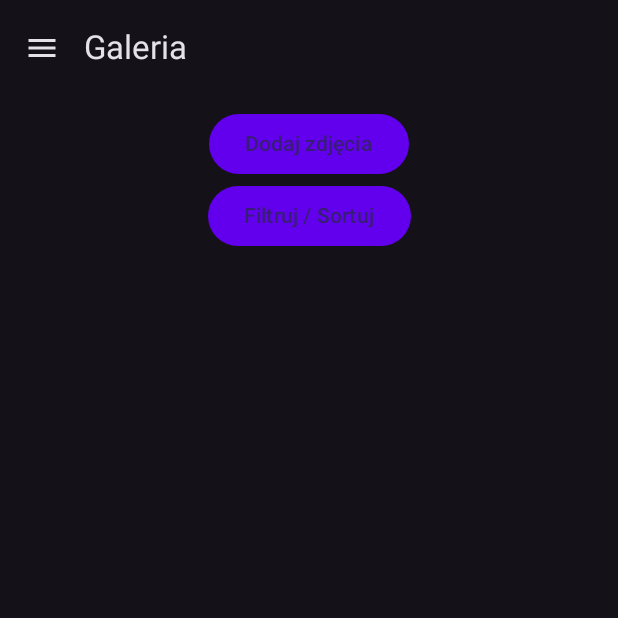
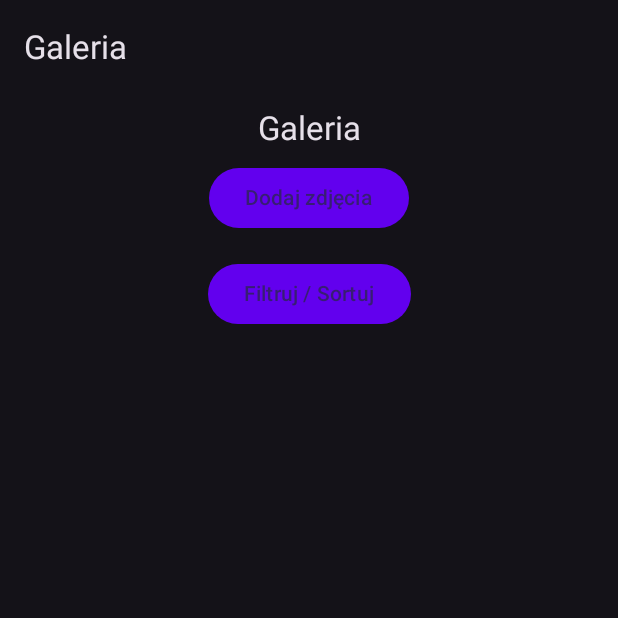
Before and after one commit to takiktoS03/PP-Multimedia, an Android app built with Jetpack Compose: the GalleryScreen screen opened through its navigation route, on a phone screen of 412 x 824 dp, the top half of it. Run offline under Robolectric (Android 15) with nearby library versions, the phone set to English and light mode, and no system bars; our stand-ins replace Dagger/Hilt's generated code, Firebase (no records; nobody signed in at launch, a user with empty details on screens opened directly), livedata-compose; pictures from the network do not load; 2 statements that could not run were skipped.

Commit message:
naprawa przyciskkow edytuj i usun zdjęcie

```diff
--- a/Aplikacja mobilna/app/src/main/java/com/example/multimedia/ui/gallery/GalleryScreen.kt
+++ b/Aplikacja mobilna/app/src/main/java/com/example/multimedia/ui/gallery/GalleryScreen.kt
@@ -136,11 +136,39 @@ fun GalleryScreen(
         }
     }
 
-    DrawerScaffold(
-        navController = navController,
-        currentRoute = "gallery",
-        title = "Galeria",
-        snackbarHostState = snackbarHostState
+    Scaffold(
+        snackbarHost = { SnackbarHost(hostState = snackbarHostState) },
+        topBar = {
+            TopAppBar(
+                title = {
+                    if (selectionMode) {
+                        Text("${selectedPhotoIds.size} zaznaczone")
+                    } else {
+                        Text("Galeria")
+                    }
+                },
+                actions = {
+                    if (selectionMode) {
+                        IconButton(onClick = {
+                            val selectedPhotos = photos.filter { selectedPhotoIds.contains(it.id) }
+                            selectedPhotos.forEach { viewModel.deletePhoto(it) }
+                            selectedPhotoIds.clear()
+                            selectionMode = false
+                        }) {
+                            Icon(Icons.Default.Delete, contentDescription = "Usuń")
+                        }
+
+                        IconButton(onClick = {
+                            val selectedPhotos = photos.filter { selectedPhotoIds.contains(it.id) }
+                            editingPhoto = selectedPhotos.firstOrNull()
+                            showDialog = true
+                        }) {
+                            Icon(Icons.Default.Edit, contentDescription = "Edytuj")
+                        }
+                    }
+                }
+            )
+        }
     ) { padding ->
         Column(
             modifier = Modifier
@@ -148,16 +176,26 @@ fun GalleryScreen(
                 .padding(padding)
                 .padding(8.dp)
         ) {
+            Text(
+                text = "Galeria",
+                style = MaterialTheme.typography.titleLarge,
+                modifier = Modifier.align(Alignment.CenterHorizontally)
+            )
+
             Button(
                 onClick = { pickImagesLauncher.launch("image/*") },
-                modifier = Modifier.align(Alignment.CenterHorizontally)
+                modifier = Modifier
+                    .align(Alignment.CenterHorizontally)
+                    .padding(8.dp)
             ) {
                 Text("Dodaj zdjęcia")
             }
 
             Button(
                 onClick = { showFilterSheet = true },
-                modifier = Modifier.align(Alignment.CenterHorizontally)
+                modifier = Modifier
+                    .align(Alignment.CenterHorizontally)
+                    .padding(8.dp)
             ) {
                 Text("Filtruj / Sortuj")
             }
```
